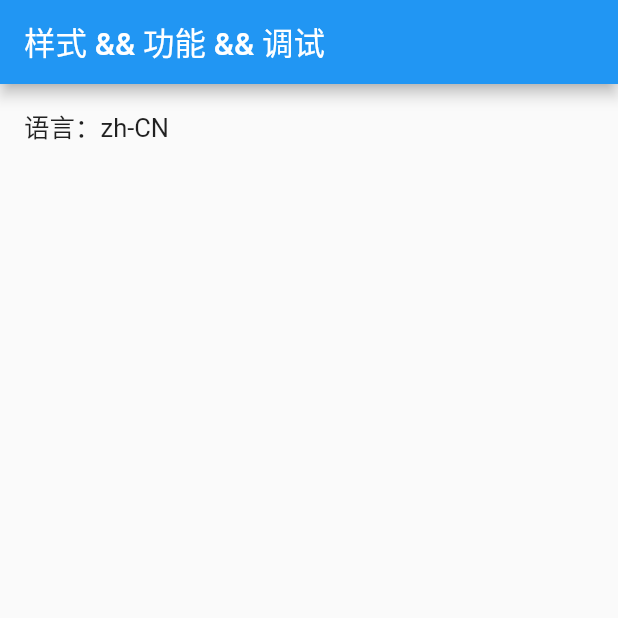
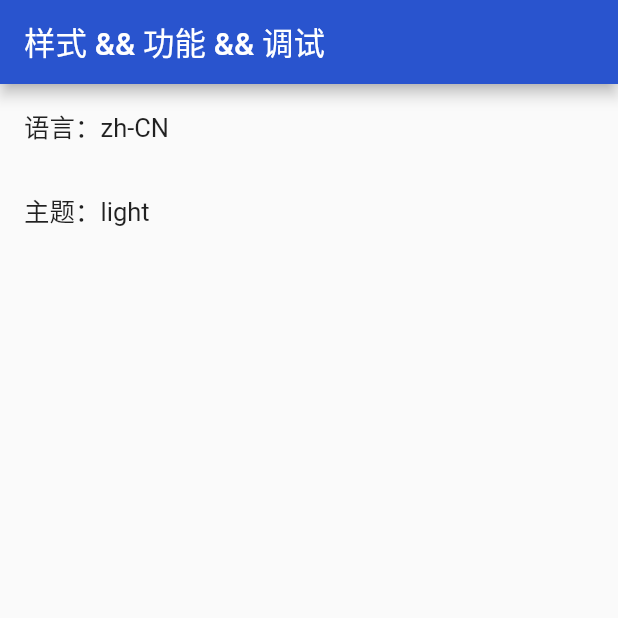
Before and after one commit to yecaiyu1999/flutter_woo_getx_learn, a Flutter app: the screen it shows after launch, after a tap on an icon or button, on a phone screen of 412 x 824 dp, the top half of it. Run offline on Flutter 3.47's test engine with Material 2 defaults, Android fonts, the phone set to English and light mode, and no system bars; our stand-ins replace dio, get, package_info_plus, shared_preferences.

Commit message:
主题切换

```diff
--- a/lib/common/services/config.dart
+++ b/lib/common/services/config.dart
@@ -12,8 +12,11 @@ class ConfigService extends GetxService {
 
   PackageInfo? _platform;
   String get version => _platform?.version ?? '-';
-  //获取当前平台的语言
+  //多语言
   Locale locale = PlatformDispatcher.instance.locale;
+  //主题
+  final RxBool _isDarkModel = Get.isDarkMode.obs;
+  bool get isDarkModel => _isDarkModel.value;
 
   //初始化
   @override
@@ -21,10 +24,30 @@ class ConfigService extends GetxService {
     super.onReady();
     _getPlatform();
     initLocale();
+    initTheme();
   }
 
   Future<void> _getPlatform() async {
     _platform = await PackageInfo.fromPlatform();
+  }
+
+  //初始 theme
+  void initTheme() {
+    var themeCode = Storage().getString(Constants.storageThemeCode);
+    _isDarkModel.value = themeCode == 'dark' ? true : false;
+    Get.changeTheme(
+      themeCode == 'dark' ? AppTheme.dark : AppTheme.light,
+    );
+  }
+
+  //切换 theme
+  Future<void> switchThemeModel() async {
+    _isDarkModel.value = !_isDarkModel.value;
+    Get.changeTheme(
+      _isDarkModel.value == true ? AppTheme.dark : AppTheme.light,
+    );
+    await Storage().setString(
+        Constants.storageThemeCode, _isDarkModel.value ? 'dark' : 'light');
   }
 
   // 初始语言
--- a/lib/common/style/index.dart
+++ b/lib/common/style/index.dart
@@ -1,3 +1,4 @@
 library style;
 
-// export './xxxx.dart';
+export 'color_schemes.g.dart';
+export 'theme.dart';
--- /dev/null
+++ b/lib/common/style/theme.dart
@@ -0,0 +1,15 @@
+import 'package:flutter/material.dart';
+
+import 'index.dart';
+
+class AppTheme {
+  //亮色
+  static ThemeData light = ThemeData(
+    colorScheme: lightColorScheme,
+  );
+
+  //暗色
+  static ThemeData dark = ThemeData(
+    colorScheme: darkColorScheme,
+  );
+}
--- a/lib/common/values/constants.dart
+++ b/lib/common/values/constants.dart
@@ -5,4 +5,5 @@ class Constants {
 
   //本地存储key
   static const storageLanguageCode = 'language_code';
+  static const storageThemeCode = 'theme_code';
 }
--- a/lib/main.dart
+++ b/lib/main.dart
@@ -17,9 +17,7 @@ class MyApp extends StatelessWidget {
   Widget build(BuildContext context) {
     return GetMaterialApp(
       title: 'Flutter Demo',
-      theme: ThemeData(
-        primarySwatch: Colors.blue,
-      ),
+      theme: ConfigService.to.isDarkModel ? AppTheme.dark : AppTheme.light,
       initialRoute: RouteNames.stylesStylesIndex,
       getPages: RoutePages.list,
       navigatorObservers: [RoutePages.observer],
--- a/lib/pages/styles/styles_index/controller.dart
+++ b/lib/pages/styles/styles_index/controller.dart
@@ -15,6 +15,12 @@ class StylesIndexController extends GetxController {
             ? zh
             : en);
     update(["styles_index"]);
+  }
+
+  //主题
+  onThemeSelected() async {
+    await ConfigService.to.switchThemeModel();
+    update(['styles_index']);
   }
 
   _initData() {
--- a/lib/pages/styles/styles_index/view.dart
+++ b/lib/pages/styles/styles_index/view.dart
@@ -10,9 +10,15 @@ class StylesIndexPage extends GetView<StylesIndexController> {
   // 主视图
   Widget _buildView() {
     return Column(children: [
+      //多语言
       ListTile(
         onTap: controller.onLanguageSelected,
         title: Text('语言：${ConfigService.to.locale.toLanguageTag()}'),
+      ),
+      //主题
+      ListTile(
+        onTap: controller.onThemeSelected,
+        title: Text('主题：${ConfigService.to.isDarkModel ? 'dark' : 'light'}'),
       )
     ]);
   }
```
Also changed, not shown: lib/common/style/color_schemes.g.dart (added).
